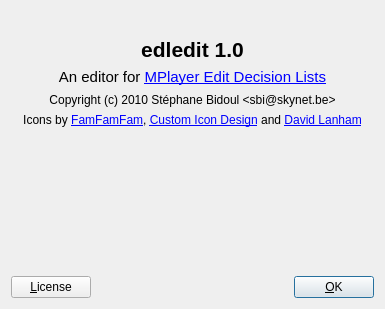
Old version of the form edledit_about.ui in the repository sbidoul/edledit.
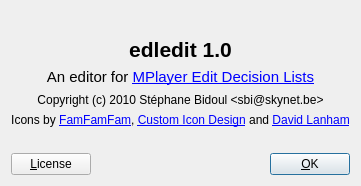
New version of the form. Icons and pictures are not drawn.

Commit message: About box has fixed size

```diff
--- a/edledit_about.ui
+++ b/edledit_about.ui
@@ -26,6 +26,9 @@
    <bool>true</bool>
   </property>
   <layout class="QGridLayout" name="gridLayout">
+   <property name="sizeConstraint">
+    <enum>QLayout::SetFixedSize</enum>
+   </property>
    <item row="0" column="0">
     <layout class="QVBoxLayout" name="verticalLayout">
      <item>
```
